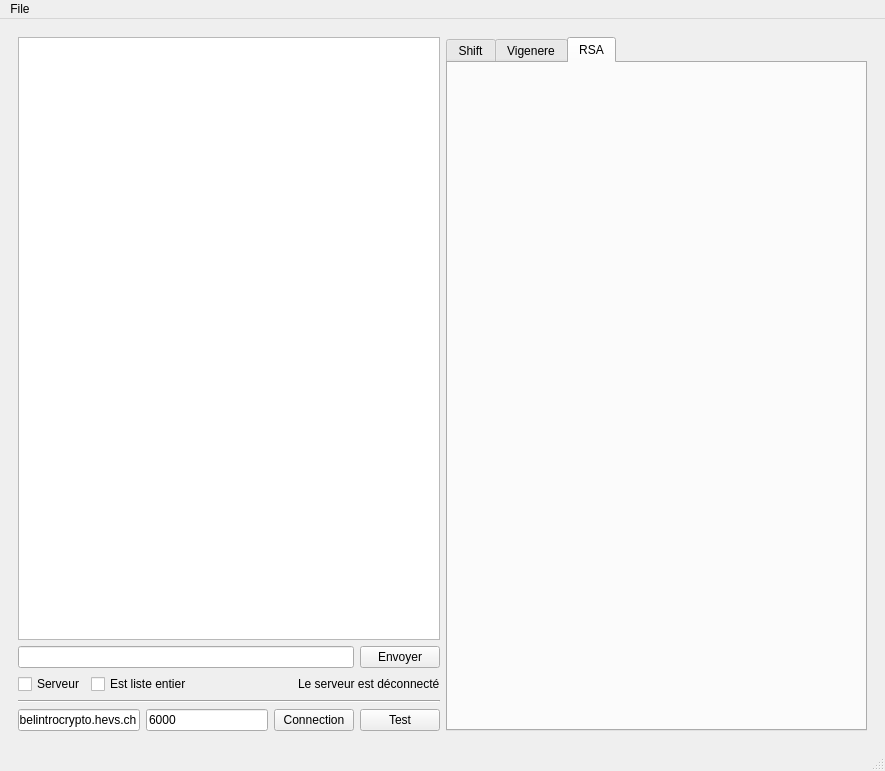
Above: crypto_client.ui from aa-augsburger/ISC_Crypto before the change. Below: the same form after it.
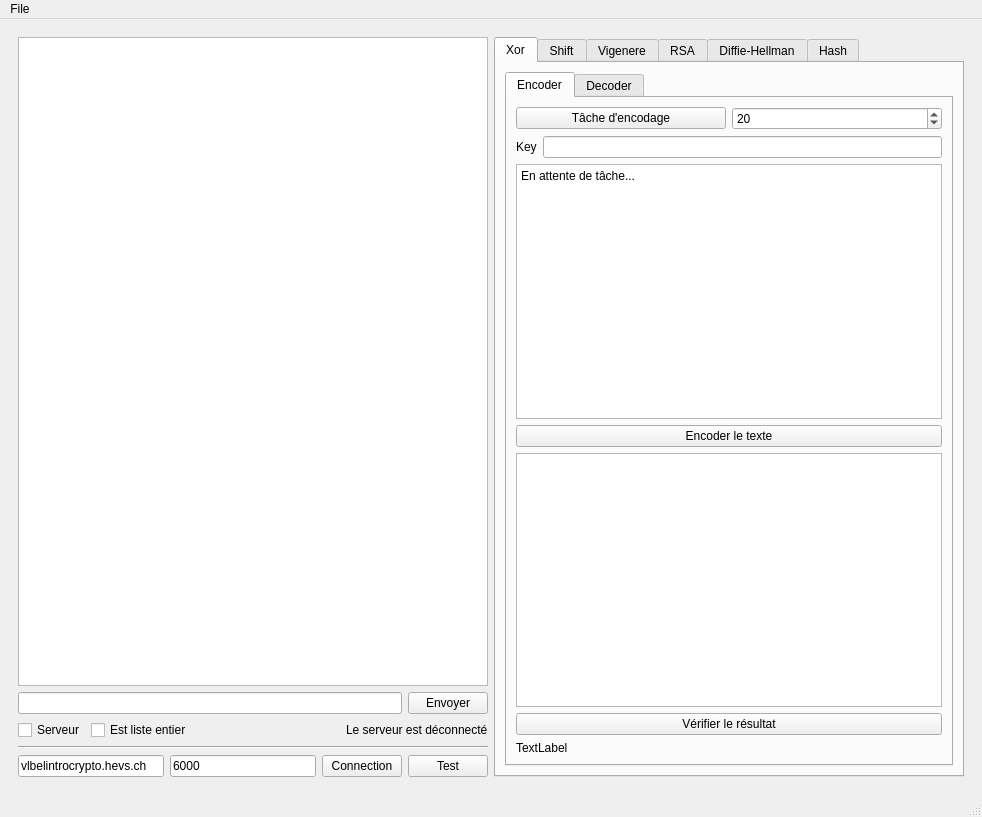
That is the form after the change. The open tabs and pages were chosen to show the change.

Commit message: began working on cipher tab

What changed in the file:
```diff
--- a/crypto_client.ui
+++ b/crypto_client.ui
@@ -6,8 +6,8 @@
    <rect>
     <x>0</x>
     <y>0</y>
-    <width>885</width>
-    <height>771</height>
+    <width>982</width>
+    <height>817</height>
    </rect>
   </property>
   <property name="windowTitle">
@@ -147,6 +147,184 @@
            <property name="currentIndex">
             <number>0</number>
            </property>
+           <widget class="QWidget" name="xor">
+            <attribute name="title">
+             <string>Xor</string>
+            </attribute>
+            <layout class="QVBoxLayout" name="verticalLayout_10">
+             <item>
+              <widget class="QTabWidget" name="tab_xor">
+               <property name="currentIndex">
+                <number>1</number>
+               </property>
+               <widget class="QWidget" name="Encoder">
+                <attribute name="title">
+                 <string>Encoder</string>
+                </attribute>
+                <layout class="QVBoxLayout" name="verticalLayout_13">
+                 <item>
+                  <layout class="QVBoxLayout" name="verticalLayout_12">
+                   <item>
+                    <layout class="QHBoxLayout" name="horizontalLayout_13">
+                     <item>
+                      <widget class="QPushButton" name="btn_xor_ask_encode">
+                       <property name="text">
+                        <string>Tâche d'encodage</string>
+                       </property>
+                      </widget>
+                     </item>
+                     <item>
+                      <widget class="QSpinBox" name="sp_shift_encode_length_4">
+                       <property name="maximum">
+                        <number>300</number>
+                       </property>
+                       <property name="value">
+                        <number>20</number>
+                       </property>
+                      </widget>
+                     </item>
+                    </layout>
+                   </item>
+                   <item>
+                    <layout class="QHBoxLayout" name="horizontalLayout_14">
+                     <item>
+                      <widget class="QLabel" name="label_4">
+                       <property name="text">
+                        <string>Key</string>
+                       </property>
+                      </widget>
+                     </item>
+                     <item>
+                      <widget class="QLineEdit" name="le_shift_encode_key_4"/>
+                     </item>
+                    </layout>
+                   </item>
+                   <item>
+                    <widget class="QTextEdit" name="txt_xor_encode_task">
+                     <property name="html">
+                      <string>&lt;!DOCTYPE HTML PUBLIC &quot;-//W3C//DTD HTML 4.0//EN&quot; &quot;http://www.w3.org/TR/REC-html40/strict.dtd&quot;&gt;
+&lt;html&gt;&lt;head&gt;&lt;meta name=&quot;qrichtext&quot; content=&quot;1&quot; /&gt;&lt;meta charset=&quot;utf-8&quot; /&gt;&lt;style type=&quot;text/css&quot;&gt;
+p, li { white-space: pre-wrap; }
+hr { height: 1px; border-width: 0; }
+li.unchecked::marker { content: &quot;\2610&quot;; }
+li.checked::marker { content: &quot;\2612&quot;; }
+&lt;/style&gt;&lt;/head&gt;&lt;body style=&quot; font-family:'Segoe UI'; font-size:9pt; font-weight:400; font-style:normal;&quot;&gt;
+&lt;p style=&quot; margin-top:0px; margin-bottom:0px; margin-left:0px; margin-right:0px; -qt-block-indent:0; text-indent:0px;&quot;&gt;En attente de tâche...&lt;/p&gt;&lt;/body&gt;&lt;/html&gt;</string>
+                     </property>
+                    </widget>
+                   </item>
+                   <item>
+                    <widget class="QPushButton" name="btn_xor_encode">
+                     <property name="text">
+                      <string>Encoder le texte</string>
+                     </property>
+                    </widget>
+                   </item>
+                   <item>
+                    <widget class="QTextEdit" name="txt_xor_encoded"/>
+                   </item>
+                   <item>
+                    <widget class="QPushButton" name="btn_xor_encode_check">
+                     <property name="text">
+                      <string>Vérifier le résultat</string>
+                     </property>
+                    </widget>
+                   </item>
+                   <item>
+                    <widget class="QLabel" name="txt_xor_encode_result">
+                     <property name="text">
+                      <string>TextLabel</string>
+                     </property>
+                    </widget>
+                   </item>
+                  </layout>
+                 </item>
+                </layout>
+               </widget>
+               <widget class="QWidget" name="Decode">
+                <attribute name="title">
+                 <string>Decoder</string>
+                </attribute>
+                <layout class="QVBoxLayout" name="verticalLayout_9">
+                 <item>
+                  <layout class="QHBoxLayout" name="horizontalLayout_17">
+                   <item>
+                    <widget class="QPushButton" name="btn_xor_ask_decode">
+                     <property name="text">
+                      <string>Tâche d'encodage</string>
+                     </property>
+                    </widget>
+                   </item>
+                   <item>
+                    <widget class="QSpinBox" name="sp_shift_encode_length_6">
+                     <property name="maximum">
+                      <number>300</number>
+                     </property>
+                     <property name="value">
+                      <number>20</number>
+                     </property>
+                    </widget>
+                   </item>
+                  </layout>
+                 </item>
+                 <item>
+                  <layout class="QHBoxLayout" name="horizontalLayout_9">
+                   <item>
+                    <widget class="QLabel" name="label_6">
+                     <property name="text">
+                      <string>Key</string>
+                     </property>
+                    </widget>
+                   </item>
+                   <item>
+                    <widget class="QLineEdit" name="le_shift_encode_key_6"/>
+                   </item>
+                  </layout>
+                 </item>
+                 <item>
+                  <widget class="QTextEdit" name="txt_xor_decode_task">
+                   <property name="html">
+                    <string>&lt;!DOCTYPE HTML PUBLIC &quot;-//W3C//DTD HTML 4.0//EN&quot; &quot;http://www.w3.org/TR/REC-html40/strict.dtd&quot;&gt;
+&lt;html&gt;&lt;head&gt;&lt;meta name=&quot;qrichtext&quot; content=&quot;1&quot; /&gt;&lt;meta charset=&quot;utf-8&quot; /&gt;&lt;style type=&quot;text/css&quot;&gt;
+p, li { white-space: pre-wrap; }
+hr { height: 1px; border-width: 0; }
+li.unchecked::marker { content: &quot;\2610&quot;; }
+li.checked::marker { content: &quot;\2612&quot;; }
+&lt;/style&gt;&lt;/head&gt;&lt;body style=&quot; font-family:'Segoe UI'; font-size:9pt; font-weight:400; font-style:normal;&quot;&gt;
+&lt;p style=&quot; margin-top:0px; margin-bottom:0px; margin-left:0px; margin-right:0px; -qt-block-indent:0; text-indent:0px;&quot;&gt;En attente de tâche...&lt;/p&gt;&lt;/body&gt;&lt;/html&gt;</string>
+                   </property>
+                  </widget>
+                 </item>
+                 <item>
+                  <widget class="QPushButton" name="btn_xor_decode">
+                   <property name="text">
+                    <string>Encoder le texte</string>
+                   </property>
+                  </widget>
+                 </item>
+                 <item>
+                  <widget class="QTextEdit" name="txt_xor_decoded"/>
+                 </item>
+                 <item>
+                  <widget class="QPushButton" name="btn_xor_decode_check">
+                   <property name="text">
+                    <string>Vérifier le résultat</string>
+                   </property>
+                  </widget>
+                 </item>
+                 <item>
+                  <widget class="QLabel" name="txt_xor_decode_result">
+                   <property name="text">
+                    <string>TextLabel</string>
+                   </property>
+                  </widget>
+                 </item>
+                </layout>
+               </widget>
+              </widget>
+             </item>
+            </layout>
+           </widget>
            <widget class="QWidget" name="Shift">
             <attribute name="title">
              <string>Shift</string>
@@ -293,6 +471,36 @@
             <attribute name="title">
              <string>RSA</string>
             </attribute>
+            <layout class="QVBoxLayout" name="verticalLayout_16">
+             <item>
+              <widget class="QTabWidget" name="tab_RSA">
+               <property name="currentIndex">
+                <number>0</number>
+               </property>
+               <widget class="QWidget" name="RSA_encode">
+                <attribute name="title">
+                 <string>Encoder</string>
+                </attribute>
+               </widget>
+               <widget class="QWidget" name="RSA_decode">
+                <attribute name="title">
+                 <string>Decoder</string>
+                </attribute>
+               </widget>
+              </widget>
+             </item>
+            </layout>
+           </widget>
+           <widget class="QWidget" name="tab">
+            <attribute name="title">
+             <string>Diffie-Hellman</string>
+            </attribute>
+           </widget>
+           <widget class="QWidget" name="hash">
+            <attribute name="title">
+             <string>Hash</string>
+            </attribute>
+            <layout class="QVBoxLayout" name="verticalLayout_11"/>
            </widget>
           </widget>
          </item>
@@ -308,7 +516,7 @@
     <rect>
      <x>0</x>
      <y>0</y>
-     <width>885</width>
+     <width>982</width>
      <height>33</height>
     </rect>
    </property>
```
Left out of the diff: 190 changed lines with no effect on the pictures. The commit also changes 3 other files.
